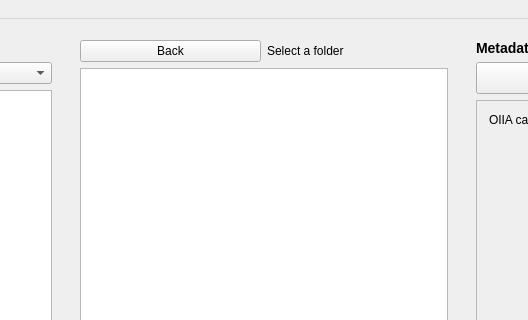
The window that code/src/QuadMGUI/MainWindow.ui (University-of-Colorado-Anschutz-Denver/CSCI-3508-Group-6) describes before a commit, drawn with Qt 5; both pictures show x 336 to 864 and y 0 to 320 of the 1200 by 700 pixel window.
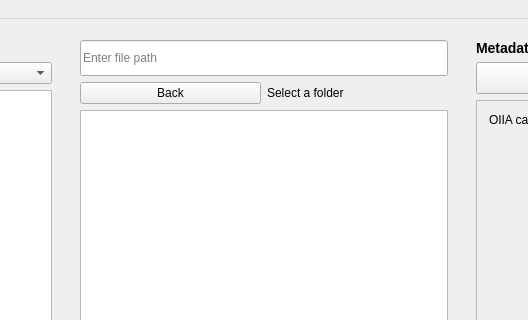
The same window after the commit.

Commit message: File path based search

```diff
--- a/code/src/QuadMGUI/MainWindow.ui
+++ b/code/src/QuadMGUI/MainWindow.ui
@@ -113,6 +113,24 @@
           </sizepolicy>
          </property>
          <layout class="QVBoxLayout" name="contentsPanelLayout">
+
+            
+          <item>
+           <widget class="QLineEdit" name="filePathSearchBar">
+            <property name="minimumSize">
+             <size>
+              <width>0</width>
+              <height>36</height>
+             </size>
+            </property>
+            <property name="placeholderText">
+             <string>Enter file path</string>
+            </property>
+            <property name="clearButtonEnabled">
+             <bool>true</bool>
+            </property>
+           </widget>
+          </item>
           <item>
            <layout class="QHBoxLayout" name="contentsHeaderLayout">
             <item>
```
Left out of the diff: 1 changed line with no effect on the pictures. The commit also changes 1 other file.
